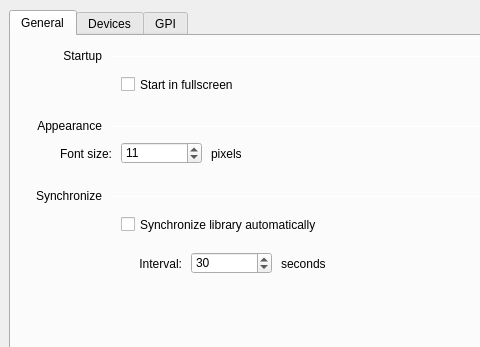
Above: trunk/Widgets/SettingsDialog.ui from cambell-prince/casparcg-client before the change; both pictures show x 0 to 480 and y 0 to 347 of the 700 by 757 pixel window. Below: the same form after it.
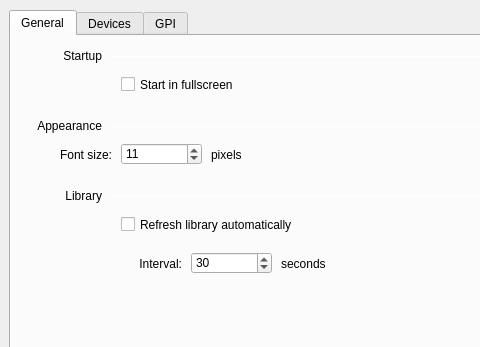
That is the form after the change.

Diff of the .ui file:
```diff
--- a/trunk/Widgets/SettingsDialog.ui
+++ b/trunk/Widgets/SettingsDialog.ui
@@ -54,7 +54,7 @@
       </rect>
      </property>
      <property name="text">
-      <string>Synchronize</string>
+      <string>Library</string>
      </property>
      <property name="alignment">
       <set>Qt::AlignRight|Qt::AlignTrailing|Qt::AlignVCenter</set>
@@ -122,7 +122,7 @@
      <property name="geometry">
       <rect>
        <x>110</x>
-       <y>106</y>
+       <y>107</y>
        <width>81</width>
        <height>22</height>
       </rect>
@@ -164,7 +164,7 @@
      <property name="geometry">
       <rect>
        <x>30</x>
-       <y>110</y>
+       <y>111</y>
        <width>71</width>
        <height>16</height>
       </rect>
@@ -180,7 +180,7 @@
      <property name="geometry">
       <rect>
        <x>200</x>
-       <y>110</y>
+       <y>111</y>
        <width>62</width>
        <height>16</height>
       </rect>
@@ -247,7 +247,7 @@
       <enum>Qt::NoFocus</enum>
      </property>
      <property name="text">
-      <string>Synchronize library automatically</string>
+      <string>Refresh library automatically</string>
      </property>
     </widget>
    </widget>
```
Left out of the diff: 14 changed lines with no effect on the pictures.
